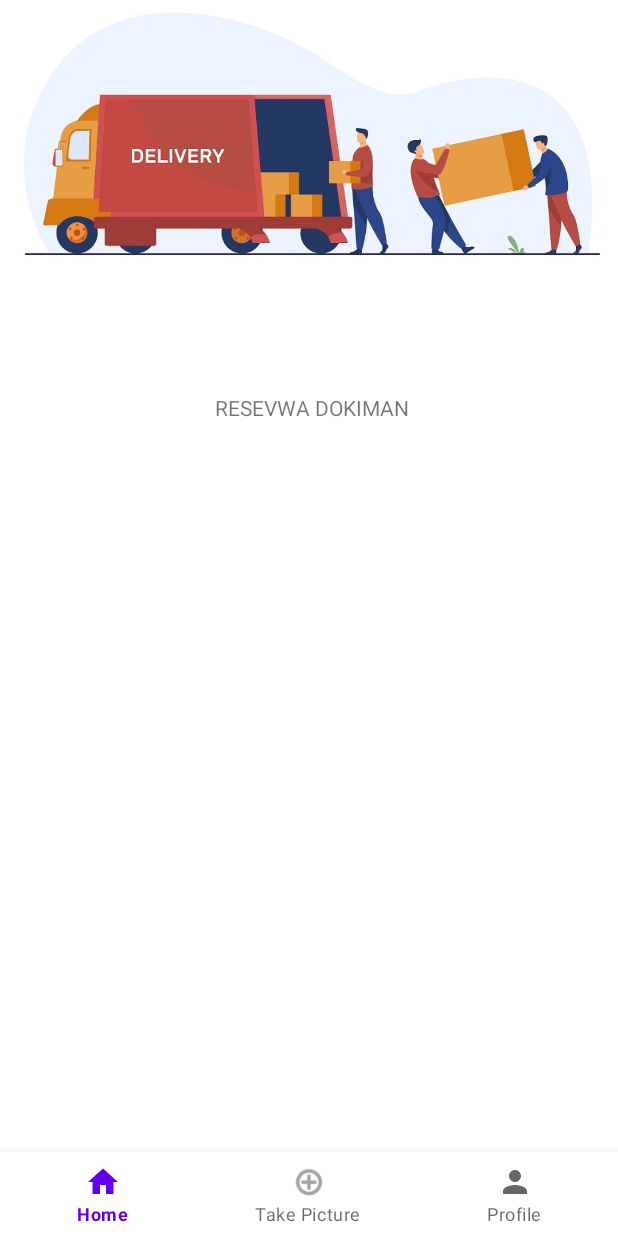
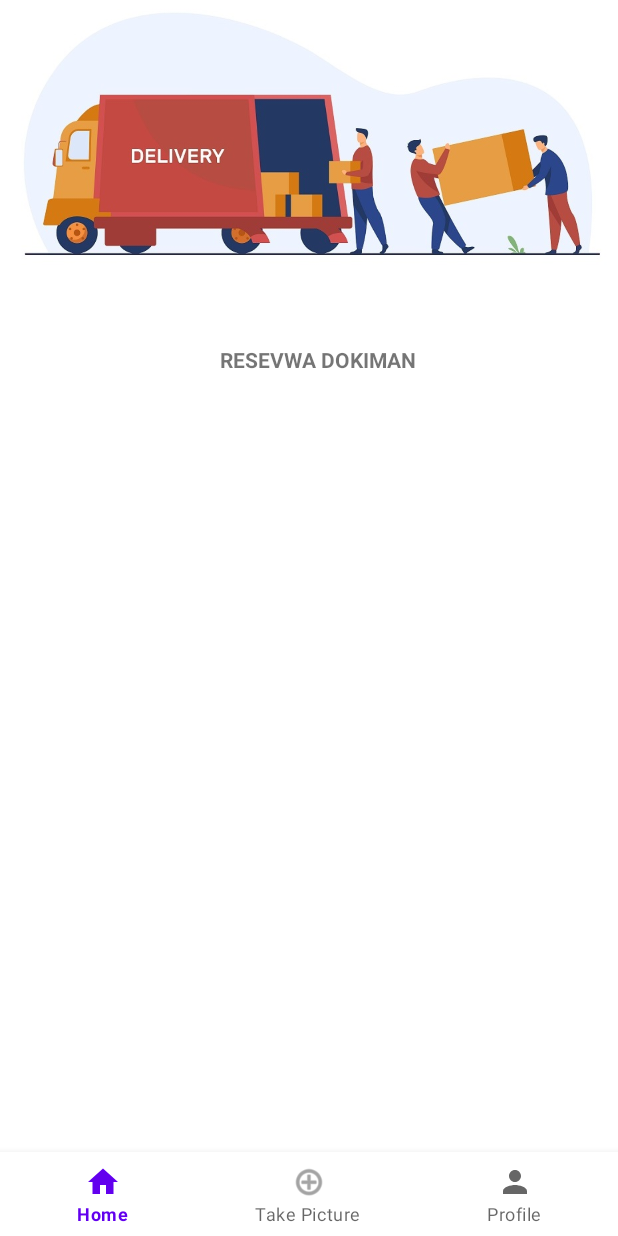
Before and after one commit to DevoirEnGroupe/MesajemFinal, an Android app: the AllActivityFragment screen opened directly, with no data from a screen before it, on a phone screen of 412 x 824 dp. Run offline under Robolectric (Android 15) with nearby library versions, the phone set to English and light mode, and no system bars; libraries missing offline, so code that uses them is left out: com.parse, org.parceler; pictures from the network do not load; 5 statements that could not run were skipped.

Commit message:
All Activity

```diff
--- a/app/src/main/res/layout/fragment_all_activity.xml
+++ b/app/src/main/res/layout/fragment_all_activity.xml
@@ -28,10 +28,11 @@
                 android:layout_height="24dp"
                 android:layout_alignParentStart="true"
                 android:layout_alignParentTop="true"
-                android:layout_marginStart="127dp"
-                android:layout_marginTop="260dp"
+                android:layout_marginStart="131dp"
+                android:layout_marginTop="228dp"
                 android:gravity="center"
-                android:text="@string/resevwa_dok" />
+                android:text="@string/resevwa_dok"
+                android:textStyle="bold" />
 
 
         </RelativeLayout>
```
